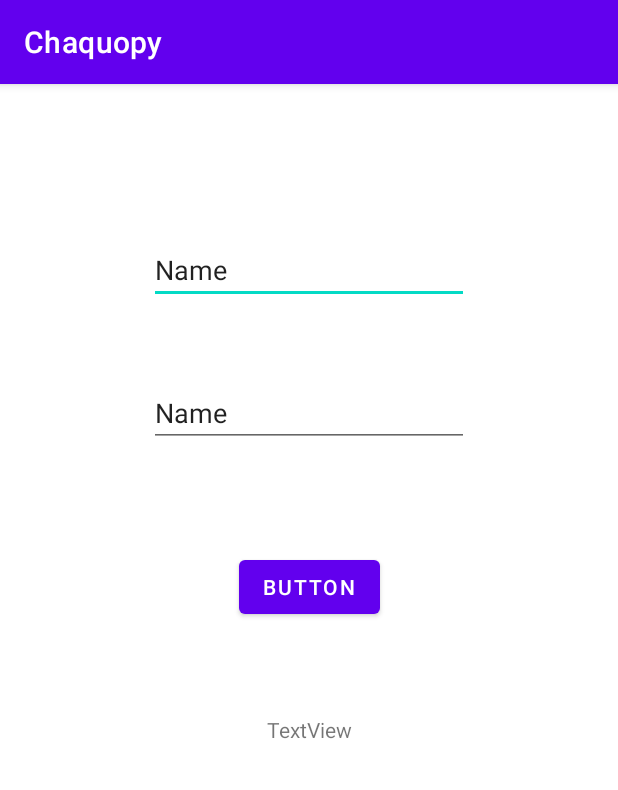
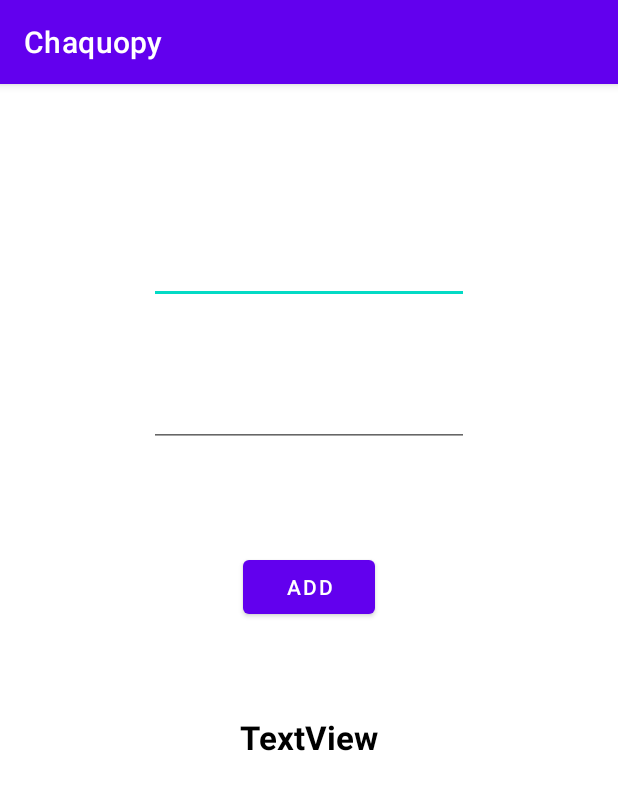
Before and after one commit to Anuththara18/Chaquopy, an Android app: the screen it shows after launch (MainActivity), on a phone screen of 412 x 824 dp. Shown: the top 790 px of the screen. Run offline under Robolectric (Android 15) with nearby library versions, the phone set to English and light mode, and no system bars; libraries missing offline, so code that uses them is left out: com.chaquo.python; 3 statements that could not run were skipped.

Commit message:
Second Commit

```diff
--- a/app/src/main/res/layout/activity_main.xml
+++ b/app/src/main/res/layout/activity_main.xml
@@ -13,8 +13,7 @@
         android:layout_height="wrap_content"
         android:layout_marginTop="101dp"
         android:ems="10"
-        android:inputType="textPersonName"
-        android:text="Name"
+        android:inputType="number"
         app:layout_constraintEnd_toEndOf="parent"
         app:layout_constraintHorizontal_bias="0.5"
         app:layout_constraintStart_toStartOf="parent"
@@ -26,8 +25,7 @@
         android:layout_height="wrap_content"
         android:layout_marginTop="50dp"
         android:ems="10"
-        android:inputType="textPersonName"
-        android:text="Name"
+        android:inputType="number"
         app:layout_constraintEnd_toEndOf="parent"
         app:layout_constraintHorizontal_bias="0.5"
         app:layout_constraintStart_toStartOf="parent"
@@ -38,7 +36,7 @@
         android:layout_width="wrap_content"
         android:layout_height="wrap_content"
         android:layout_marginTop="69dp"
-        android:text="Button"
+        android:text="Add"
         app:layout_constraintEnd_toEndOf="parent"
         app:layout_constraintHorizontal_bias="0.5"
         app:layout_constraintStart_toStartOf="parent"
@@ -50,6 +48,9 @@
         android:layout_height="wrap_content"
         android:layout_marginTop="61dp"
         android:text="TextView"
+        android:textSize="22sp"
+        android:textColor="@color/black"
+        android:textStyle="bold"
         app:layout_constraintEnd_toEndOf="parent"
         app:layout_constraintHorizontal_bias="0.5"
         app:layout_constraintStart_toStartOf="parent"
```
